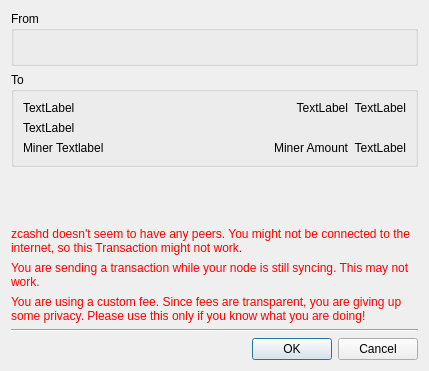
The window that src/confirm.ui (ZcashFoundation/zecwallet) describes before a commit, drawn with Qt 5.
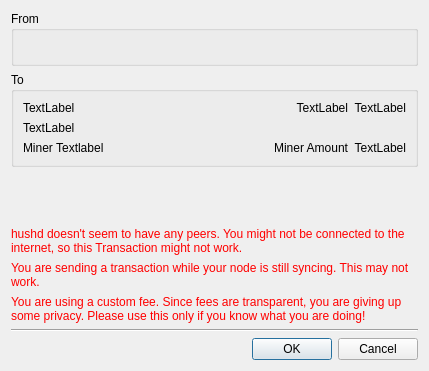
The same window after the commit.

```diff
--- a/src/confirm.ui
+++ b/src/confirm.ui
@@ -152,7 +152,7 @@
       <string notr="true">color: red;</string>
      </property>
      <property name="text">
-      <string>zcashd doesn't seem to have any peers. You might not be connected to the internet, so this Transaction might not work.</string>
+      <string>hushd doesn't seem to have any peers. You might not be connected to the internet, so this Transaction might not work.</string>
      </property>
      <property name="wordWrap">
       <bool>true</bool>
```
